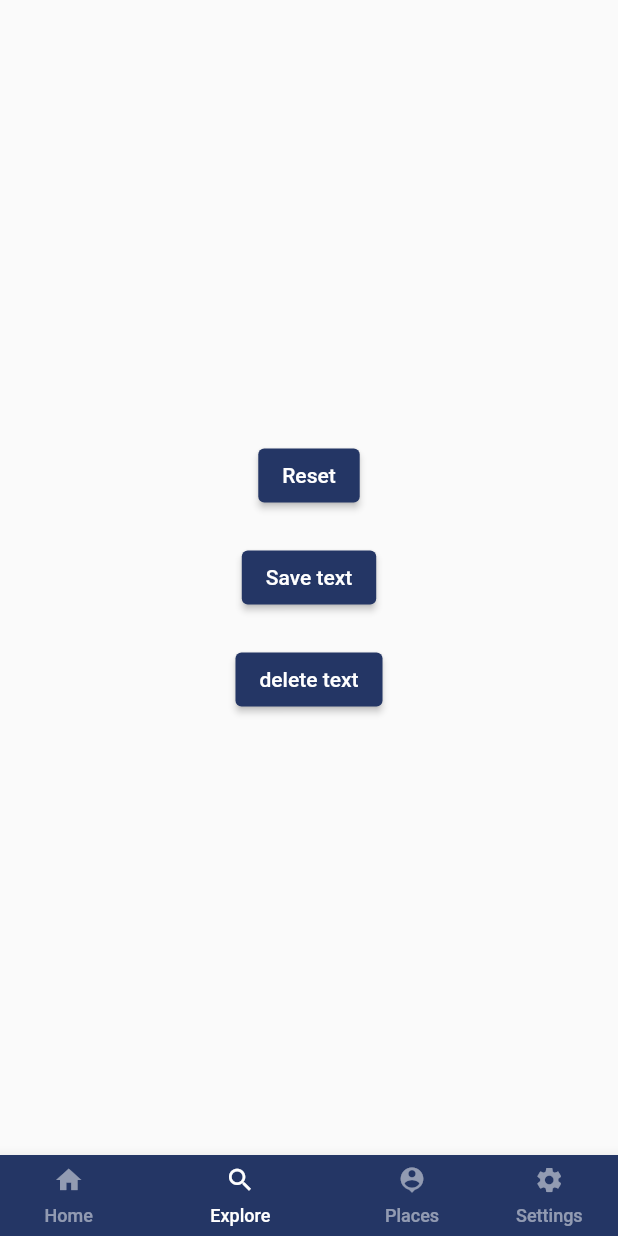
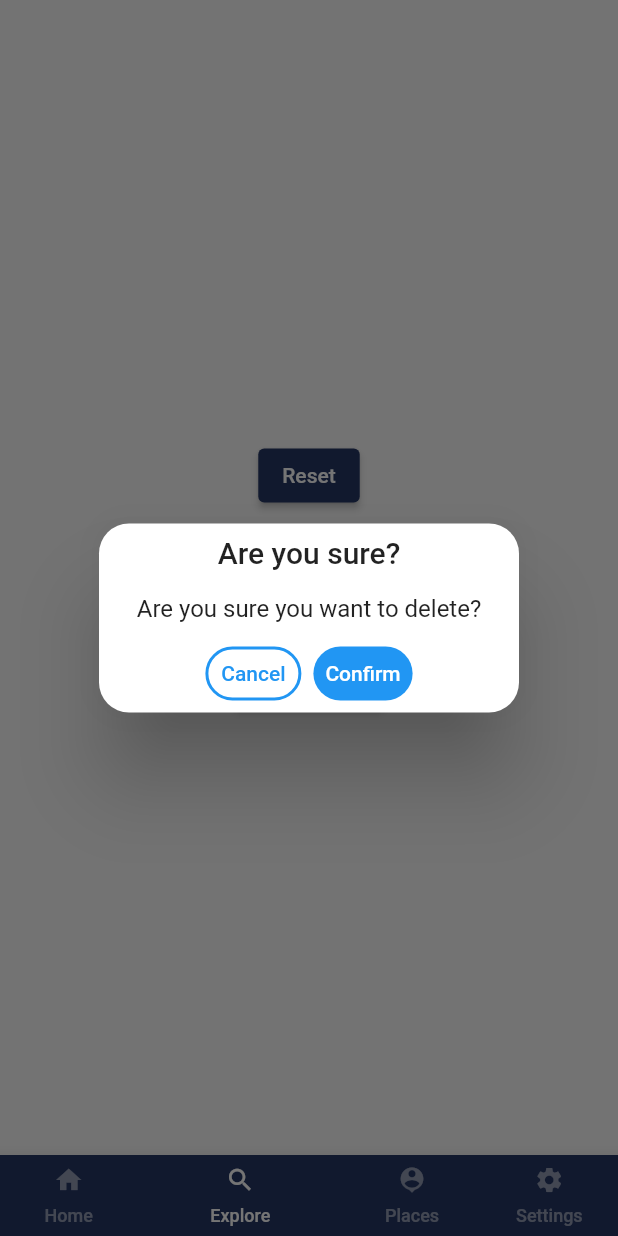
Before and after one commit to Zr99/Getx_Bottom_Navigation, a Flutter app: the screen it shows after launch, item 2 of the bottom bar chosen, after a tap on "delete text", on a phone screen of 412 x 824 dp. Run offline on Flutter 3.47's test engine with Material 2 defaults, Android fonts, the phone set to English and light mode, and no system bars; our stand-ins replace get, get_storage.

```diff
--- a/lib/main.dart
+++ b/lib/main.dart
@@ -11,7 +11,7 @@ final HomeCounterController homeCounterController =
 
 Future<void> main() async {
   // Get.put(LifeCycleController());
-  //await GetStorage.init('notification');
+  await GetStorage.init('notification');
   await GetStorage.init('countStorage');
   runApp(MyApp());
 }
--- a/lib/views/Home_Bottom_Nav.dart
+++ b/lib/views/Home_Bottom_Nav.dart
@@ -20,7 +20,7 @@ class HomeBottomNav extends StatelessWidget {
 
   @override
   Widget build(BuildContext context) {
-    final _screenController = Get.put(ScreenController(), permanent: true);
+    final _screenController = Get.put(ScreenController(), permanent: false);
 
     return SafeArea(
         child: Scaffold(
--- a/lib/views/Secondpage.dart
+++ b/lib/views/Secondpage.dart
@@ -1,8 +1,12 @@
 import 'package:flutter/material.dart';
 import 'package:get/get.dart';
 import 'package:get_storage/get_storage.dart';
+
 import '../controller/HomeCounterController.dart';
 
+import './Settings.dart';
+import './Homepage.dart';
+import './Home_Bottom_Nav.dart';
 class Secondpage extends StatelessWidget {
   final homeCounterController = Get.put(HomeCounterController());
   final countStorage = GetStorage('countStorage');
@@ -35,6 +39,7 @@ class Secondpage extends StatelessWidget {
             child: Text('Save text'),
             onPressed: () {
               homeCounterController.saveCounter();
+              Get.snackbar('Hey hey','You just saved the counter');
             },
           ),
         ),
@@ -49,6 +54,7 @@ class Secondpage extends StatelessWidget {
             child: Text('delete text'),
             onPressed: () {
               homeCounterController.deleteCounter();
+              Get.defaultDialog(title:'Are you sure?', textConfirm: 'Confirm', middleText: 'Are you sure you want to delete?', textCancel: 'Cancel',onConfirm:()=> Get.to(HomeBottomNav()));
             },
           ),
         ),
--- a/lib/views/Thirdpage.dart
+++ b/lib/views/Thirdpage.dart
@@ -6,6 +6,7 @@ import '../controller/HomeCounterController.dart';
 class ThirdPage extends StatelessWidget {
   final HomeCounterController homeCounterController = Get.find();
   final countStorage = GetStorage('countStorage');
+  final settingsStorage = GetStorage('notification');
 
   @override
   Widget build(BuildContext context) {
@@ -14,10 +15,28 @@ class ThirdPage extends StatelessWidget {
         mainAxisAlignment: MainAxisAlignment.center,
         children: [
           Container(
-            child: Text(homeCounterController.count.toString(), style: TextStyle(fontSize: 60),),
+            child: Text(
+              homeCounterController.count.toString(),
+              style: TextStyle(fontSize: 60),
+            ),
           ),
-          SizedBox(height: 20,),
-          Container(child: Text(countStorage.read('count') ?? 'Empty', style: TextStyle(fontSize: 60),))
+          SizedBox(
+            height: 20,
+          ),
+          Container(
+              child: Text(
+            countStorage.read('count') ?? 'Empty',
+            style: TextStyle(fontSize: 60),
+          )),
+          SizedBox(
+            height: 20,
+          ),
+          Container(
+              child: Text(
+                //do something here
+            settingsStorage.read('') ?? 'Not Saved',
+            style: TextStyle(fontSize: 60),
+          ))
         ],
       ),
     );
```
Also changed, not shown: lib/controller/NotificationController.dart (+5 -3 lines), lib/views/Fourthpage.dart (+33 -8 lines).
